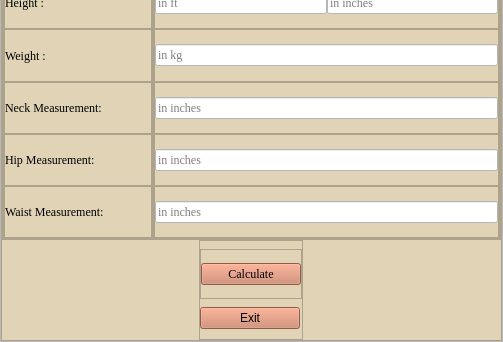
First picture: the form in basic.ui, repository skidgefries/rightmeal, before the edit; both pictures show x 0 to 503 and y 231 to 573 of the 503 by 573 pixel window.
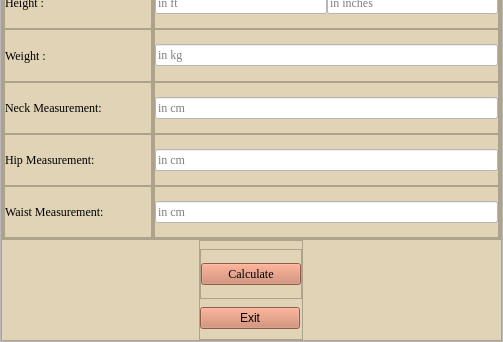
Second picture: the form after the edit.

```diff
--- a/basic.ui
+++ b/basic.ui
@@ -795,7 +795,7 @@
 QTextEdit {font: #161514;}</string>
                      </property>
                      <property name="placeholderText">
-                      <string>in inches</string>
+                      <string>in cm</string>
                      </property>
                     </widget>
                    </item>
@@ -849,7 +849,7 @@
 QTextEdit {font: #161514;}</string>
                      </property>
                      <property name="placeholderText">
-                      <string>in inches</string>
+                      <string>in cm</string>
                      </property>
                     </widget>
                    </item>
@@ -903,7 +903,7 @@
 QTextEdit {font: #161514;}</string>
                      </property>
                      <property name="placeholderText">
-                      <string>in inches</string>
+                      <string>in cm</string>
                      </property>
                     </widget>
                    </item>
```
